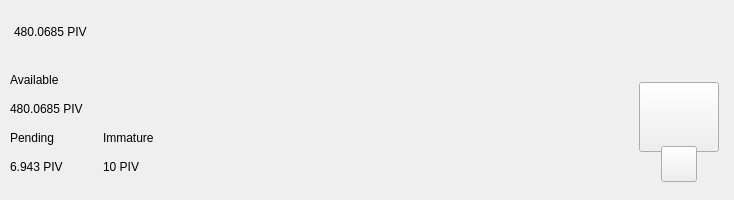
Kopernikus-dev/test, file src/qt/encocoin/forms/topbar.ui: the form before one commit.
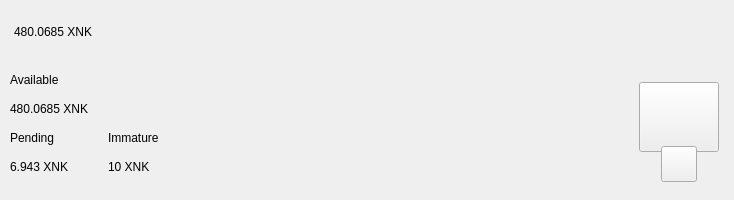
The form after the commit. Custom widgets are drawn as their Qt base class.

Diff of the .ui file:
```diff
--- a/src/qt/encocoin/forms/topbar.ui
+++ b/src/qt/encocoin/forms/topbar.ui
@@ -119,7 +119,7 @@
                <string notr="true">padding:0px;margin:0px;</string>
               </property>
               <property name="text">
-               <string notr="true">480.0685 PIV</string>
+               <string notr="true">480.0685 XNK</string>
               </property>
              </widget>
             </item>
@@ -339,7 +339,7 @@
                <item>
                 <widget class="QLabel" name="labelAmountPiv">
                  <property name="text">
-                  <string notr="true">480.0685 PIV</string>
+                  <string notr="true">480.0685 XNK</string>
                  </property>
                 </widget>
                </item>
@@ -362,7 +362,7 @@
                  <item>
                   <widget class="QLabel" name="labelPendingPiv">
                    <property name="text">
-                    <string notr="true">6.943 PIV</string>
+                    <string notr="true">6.943 XNK</string>
                    </property>
                   </widget>
                  </item>
@@ -396,7 +396,7 @@
                  <item>
                   <widget class="QLabel" name="labelImmaturePiv">
                    <property name="text">
-                    <string notr="true">10 PIV</string>
+                    <string notr="true">10 XNK</string>
                    </property>
                   </widget>
                  </item>
```
Left out of the diff: 12 changed lines with no effect on the pictures.
